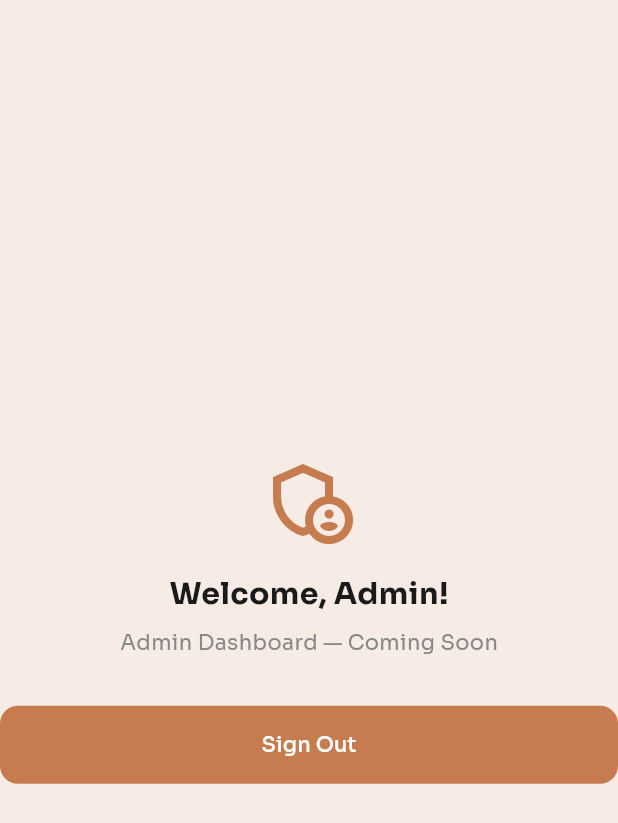
After one commit to BinuraGamage/Ceylon_Market, a Flutter app: the AdminDashboardStub screen opened by its route, on a phone screen of 412 x 824 dp. The commit adds this screen. Shown: the top 823 px of the screen. Run offline on Flutter 3.47's test engine with Material 3 defaults, Android fonts, the phone set to English and light mode, and no system bars; our stand-ins replace cloud_firestore, equatable, firebase_auth, firebase_core, flutter_riverpod, go_router and 1 more; accounts and stored records are empty; network calls fail.

Commit message:
[M1] role-based auth routing working for all roles

```diff
--- /dev/null
+++ b/lib/features/auth/screens/admin_dashboard_stub.dart
@@ -0,0 +1,53 @@
+import 'package:flutter/material.dart';
+import 'package:flutter_riverpod/flutter_riverpod.dart';
+import 'package:go_router/go_router.dart';
+import '../../../core/constants/app_colors.dart';
+import '../../../providers/auth_provider.dart';
+
+class AdminDashboardStub extends ConsumerWidget {
+  const AdminDashboardStub({super.key});
+
+  @override
+  Widget build(BuildContext context, WidgetRef ref) {
+    final user = ref.watch(currentUserProvider);
+    return Scaffold(
+      backgroundColor: AppColors.background,
+      body: Center(
+        child: Column(
+          mainAxisAlignment: MainAxisAlignment.center,
+          children: [
+            const Icon(Icons.admin_panel_settings_outlined,
+                size: 64, color: AppColors.primary),
+            const SizedBox(height: 16),
+            Text(
+              'Welcome, ${user?.displayName ?? 'Admin'}!',
+              style: const TextStyle(
+                fontSize: 20,
+                fontWeight: FontWeight.w700,
+                fontFamily: 'Sora',
+                color: AppColors.textPrimary,
+              ),
+            ),
+            const SizedBox(height: 8),
+            const Text(
+              'Admin Dashboard — Coming Soon',
+              style: TextStyle(
+                fontFamily: 'Sora',
+                color: AppColors.textSecondary,
+              ),
+            ),
+            const SizedBox(height: 32),
+            ElevatedButton(
+              onPressed: () async {
+                await ref.read(authNotifierProvider.notifier).signOut();
+                if (context.mounted) context.goNamed('login');
+              },
+              child: const Text('Sign Out',
+                  style: TextStyle(fontFamily: 'Sora')),
+            ),
+          ],
+        ),
+      ),
+    );
+  }
+}
```
Also changed, not shown: lib/core/router/app_router.dart (+75 -5 lines), lib/features/auth/screens/customer_home_stub.dart (added, +53 -0 lines), lib/features/auth/screens/designer_home_stub.dart (added, +53 -0 lines), lib/features/auth/screens/seller_home_stub.dart (added, +53 -0 lines).
